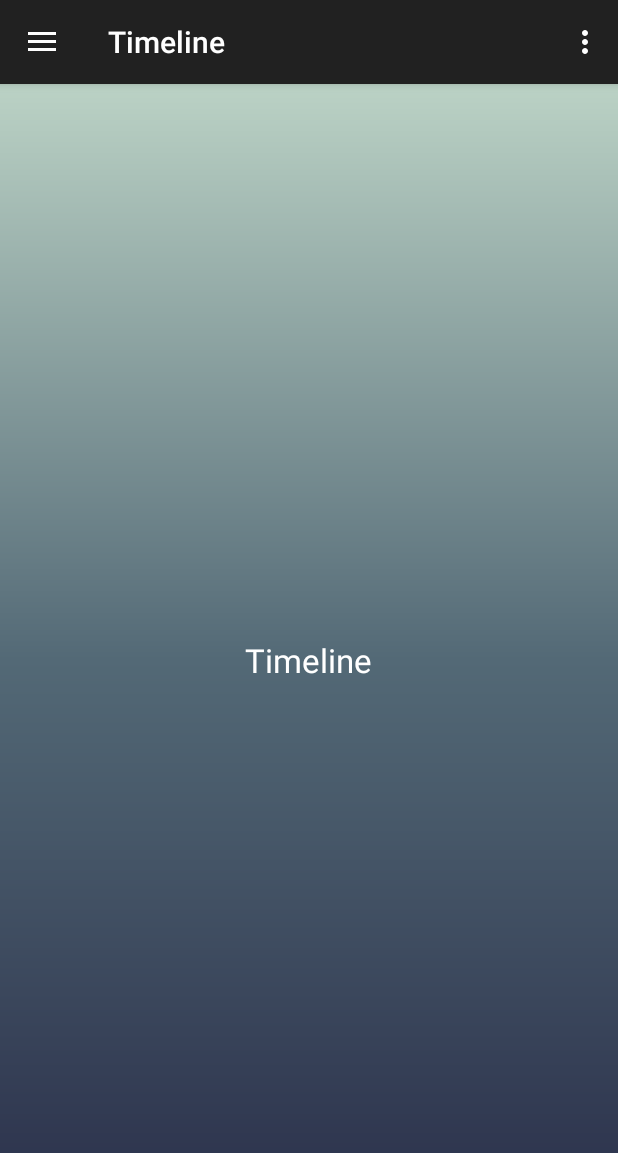
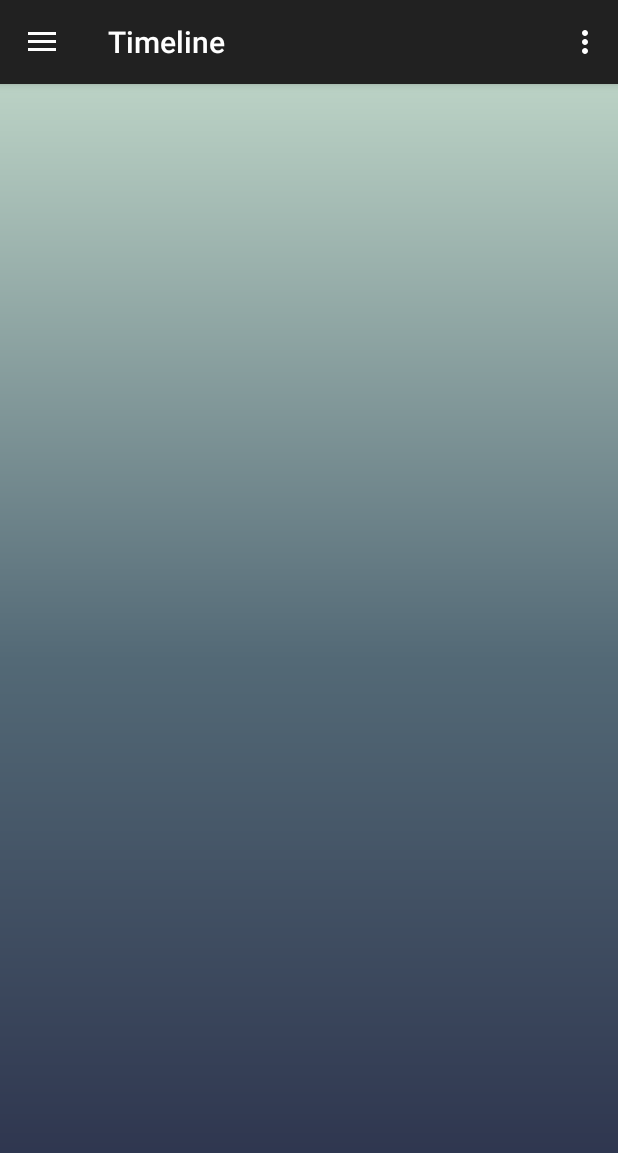
Before and after one commit to Michaelp91/Social-Live-Tracking, an Android app: the fragment FragmentTimeline placed in its activity, on a phone screen of 412 x 824 dp. Shown: the top 1153 px of the screen. Run offline under Robolectric (Android 15) with nearby library versions, the phone set to English and light mode, and no system bars; libraries missing offline, so code that uses them is left out: retrofit2.adapter.rxjava, rx.android.schedulers, rx.schedulers, rx.subscriptions; 1 statement that could not run was skipped.

Commit message:
TrackingSimulator.java: Bug fixes

```diff
--- a/app/src/main/java/com/slt/MainProfile.java
+++ b/app/src/main/java/com/slt/MainProfile.java
@@ -261,8 +261,7 @@ public class MainProfile extends AppCompatActivity
             case R.id.nav_timeline:
                 //fragment = new FragmentTimeline();
                 //TODO: Not sure which Activity, please ask Usman/Thorsten; TimelineActivity or TimelineDetailsActivity
-                Intent Timeline = new Intent( MainProfile.this, TimelineActivity.class);
-                startActivity(Timeline);
+                fragment = new FragmentTimeline();
                 break;
             case R.id.nav_summaries:
                 //fragment = new FragmentSummaries();
--- a/app/src/main/java/com/slt/TimelineActivity.java
+++ b/app/src/main/java/com/slt/TimelineActivity.java
@@ -183,13 +183,16 @@ public class TimelineActivity extends AppCompatActivity implements View.OnClickL
         //UsefulMethods.LoadImage(this);
     }
 
+    /*
     public void loadPicture(byte[]image) {
+
         Bitmap bmp = BitmapFactory.decodeByteArray(image, 0, image.length);
         ImageView imageView = (ImageView) findViewById(R.id.iv_running);
 
         imageView.setImageBitmap(Bitmap.createScaledBitmap(bmp, 400,
                 400, false));
     }
+    */
 
     public Runnable runnable = new Runnable() {
         @Override
--- a/app/src/main/java/com/slt/data/TimelineSegment.java
+++ b/app/src/main/java/com/slt/data/TimelineSegment.java
@@ -681,6 +681,10 @@ public class TimelineSegment {
         return startPlace;
     }
 
+    public void setStartPlace(String startPlace) {
+         this.startPlace = startPlace;
+    }
+
     /**
      * Get the start address of the segment
      * @return The start address
@@ -689,6 +693,9 @@ public class TimelineSegment {
         return startAddress;
     }
 
+    public void setStartAddress(String startAddress) {
+        this.startAddress = startAddress;
+    }
     /**
      *  Get all user comments associated with the segment
      * @return A list containing all user comments
--- a/app/src/main/java/com/slt/restapi/OtherRestCalls.java
+++ b/app/src/main/java/com/slt/restapi/OtherRestCalls.java
@@ -83,6 +83,9 @@ public class OtherRestCalls {
             return null;
         }
 
+
+        if(jsonObject != null) {
+
             Singleton test = new Gson().fromJson(jsonObject.toString(), Singleton.class);
 
             r_u_f = test.getResponse_user_functionalities();
@@ -95,6 +98,9 @@ public class OtherRestCalls {
             TemporaryDB.getInstance().h_users.put(user, r_u_f);
 
             return user;
+        } else {
+            return null;
+        }
     }
 
     public static ArrayList<User> retrieveFriends() {
--- a/app/src/main/java/com/slt/restapi/RetrieveOperations.java
+++ b/app/src/main/java/com/slt/restapi/RetrieveOperations.java
@@ -1,6 +1,7 @@
 package com.slt.restapi;
 
 import android.location.Location;
+import android.support.v4.app.FragmentTransitionImpl;
 import android.util.Log;
 
 import com.google.android.gms.location.DetectedActivity;
@@ -13,6 +14,7 @@ import com.slt.data.Timeline;
 import com.slt.data.TimelineDay;
 import com.slt.data.TimelineSegment;
 import com.slt.data.User;
+import com.slt.fragments.FragmentTimeline;
 import com.slt.restapi.data.*;
 import com.slt.restapi.data.Test;
 
@@ -30,7 +32,7 @@ import retrofit2.Response;
  */
 
 public class RetrieveOperations {
-    public TimelineActivity context;
+    public FragmentTimeline context;
     private static final RetrieveOperations ourInstance = new RetrieveOperations();
     public static RetrieveOperations getInstance() {
         return ourInstance;
@@ -109,6 +111,8 @@ public class RetrieveOperations {
         for(REST_TimelineSegment r_t_s: responses.timelinesegments) {
             DetectedActivity detectedActivity = new DetectedActivity(r_t_s.myActivity, 100);
             TimelineSegment t_s = new TimelineSegment(detectedActivity, r_t_s.startTime);
+            t_s.setStartAddress(r_t_s.startAddress);
+            t_s.setStartPlace(r_t_s.startPlace);
             t_s.setID(r_t_s._id);
             for(REST_Achievement r_a: r_t_s.myAchievements) {
                 Achievement a = new Achievement(r_a.achievement, null);
--- a/app/src/main/java/com/slt/restapi/TrackingSimulator.java
+++ b/app/src/main/java/com/slt/restapi/TrackingSimulator.java
@@ -52,6 +52,9 @@ public class TrackingSimulator implements Runnable{
         location.setLatitude(2.3);
         DetectedActivity myActivity = new DetectedActivity(3, 3);
         TimelineSegment timelineSegment = new TimelineSegment(location, new Date(), myActivity, new Date());
+        timelineSegment.setStartPlace("City Gallerie");
+        timelineSegment.setStartAddress("Goldbacherstr. 2, 63739 Aschaffenburg");
+
         LocationEntry locationEntry = new LocationEntry(location, new Date(), location, new Date());
 
         DataUpdater.getInstance().Start();
@@ -112,6 +115,7 @@ public class TrackingSimulator implements Runnable{
             e.printStackTrace();
         }
 
+        /*
         //Delete Request: timelineSegment
         DataUpdater.getInstance().deleteTimelineSegment(timelineSegment);
 
@@ -133,6 +137,7 @@ public class TrackingSimulator implements Runnable{
         user.setMyImageName("Test.png");
         user.setMyCity("Tannenhausen");
         OtherRestCalls.updateUser();
+        */
 
     }
 
--- a/app/src/main/java/com/slt/restapi/data/REST_TimelineSegment.java
+++ b/app/src/main/java/com/slt/restapi/data/REST_TimelineSegment.java
@@ -21,7 +21,7 @@ public class REST_TimelineSegment implements Model{
     public double activeTime;
     public double inactiveTime;
     public double userSteps;
-    public double startPlace;
+    public String startPlace;
     public Date startTime;
     public double duration;
     //private String pictures;
--- a/app/src/main/res/layout/activity_timeline.xml
+++ b/app/src/main/res/layout/activity_timeline.xml
@@ -12,11 +12,6 @@
         android:layout_height="wrap_content"
         android:orientation="vertical">
 
-        <ImageView
-            android:id="@+id/iv_running"
-            android:layout_width="wrap_content"
-            android:layout_height="wrap_content" />
-
     </LinearLayout>
 
 
--- a/app/src/main/res/layout/timeline_fragment.xml
+++ b/app/src/main/res/layout/timeline_fragment.xml
@@ -1,16 +1,19 @@
 <?xml version="1.0" encoding="utf-8"?>
-<RelativeLayout xmlns:android="http://schemas.android.com/apk/res/android"
+<LinearLayout xmlns:android="http://schemas.android.com/apk/res/android"
+    xmlns:tools="http://schemas.android.com/tools"
     android:layout_width="match_parent"
-    android:layout_height="match_parent">
+    android:layout_height="match_parent"
+    tools:context="com.slt.TimelineActivity"
+    android:orientation="vertical">
 
-    <TextView
-        android:layout_width="wrap_content"
+    <LinearLayout
+        android:id="@+id/timeline_days"
+        android:layout_width="match_parent"
         android:layout_height="wrap_content"
-        android:textAppearance="?android:attr/textAppearanceLarge"
-        android:text="Timeline"
-        android:textColor="#FFFFFF"
-        android:id="@+id/textView"
-        android:layout_centerVertical="true"
-        android:layout_centerHorizontal="true" />
+        android:orientation="vertical">
 
-</RelativeLayout>
+    </LinearLayout>
+
+
+
+</LinearLayout>
```
Also changed, not shown: app/src/main/java/com/slt/fragments/FragmentTimeline.java (+222 -1 lines), app/src/main/java/com/slt/restapi/DataUpdater.java (+5 -19 lines), app/src/main/java/com/slt/restapi/UpdateOperations.java (+18 -0 lines), app/src/main/java/com/slt/restapi/UpdateOperations_Synchron.java (+16 -0 lines), 17 other files. Lines whose indentation alone changed are shown as unchanged.
